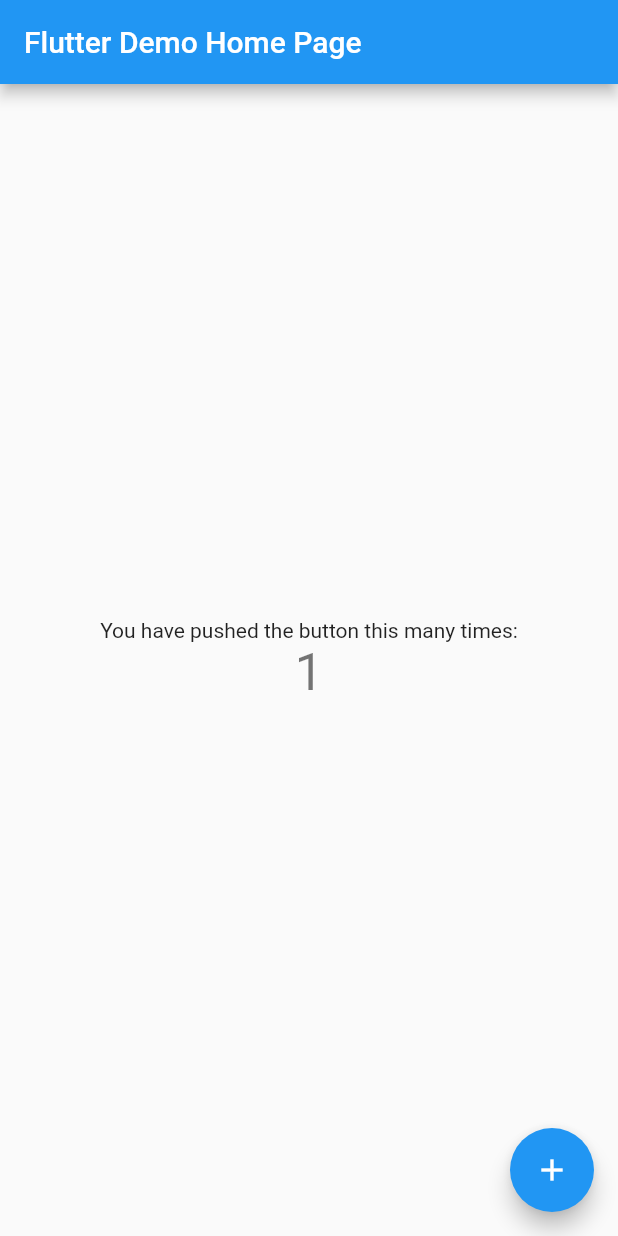
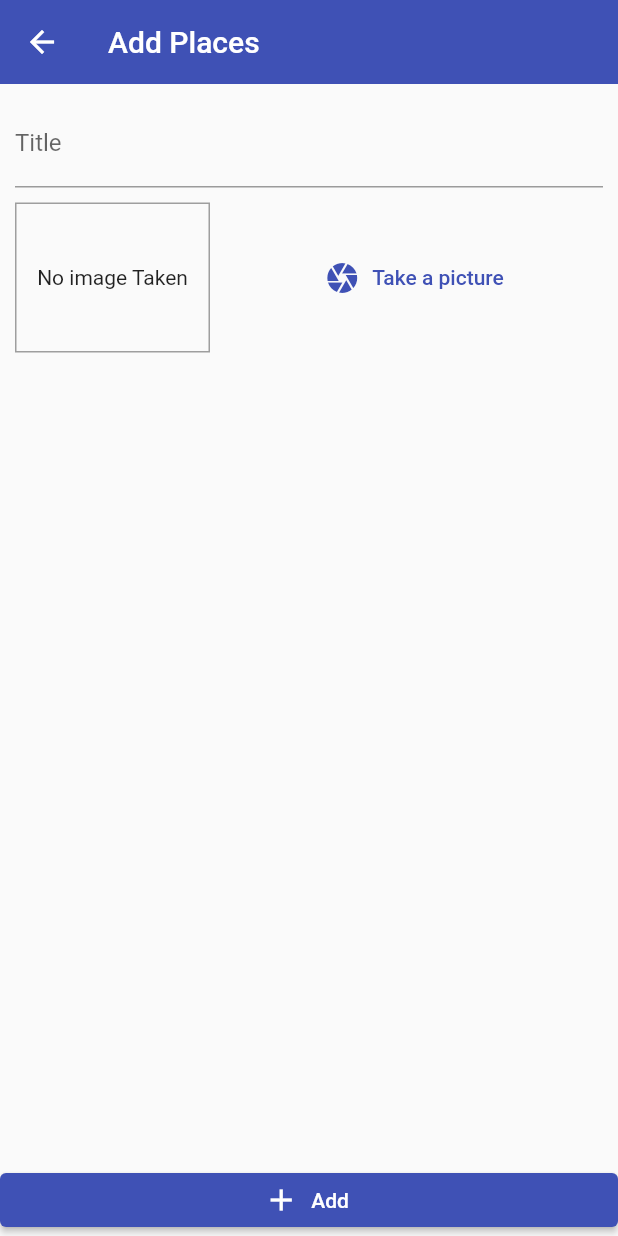
Before and after one commit to akhilgadwal/flutter-Location-picker, a Flutter app: the screen it shows after launch, after a tap on the "add" icon, on a phone screen of 412 x 824 dp. Run offline on Flutter 3.47's test engine with Material 2 defaults, Android fonts, the phone set to English and light mode, and no system bars; our stand-ins replace image_picker.

Commit message:
second commit

```diff
--- a/lib/main.dart
+++ b/lib/main.dart
@@ -1,4 +1,9 @@
 import 'package:flutter/material.dart';
+import 'package:locationpicker/provider/great_places.dart';
+import 'package:locationpicker/screen/add_place.dart';
+
+import 'screen/places_List.dart';
+import 'package:provider/provider.dart';
 
 void main() {
   runApp(const MyApp());
@@ -10,106 +15,15 @@
   // This widget is the root of your application.
   @override
   Widget build(BuildContext context) {
-    return MaterialApp(
-      title: 'Flutter Demo',
-      theme: ThemeData(
-        // This is the theme of your application.
-        //
-        // Try running your application with "flutter run". You'll see the
-        // application has a blue toolbar. Then, without quitting the app, try
-        // changing the primarySwatch below to Colors.green and then invoke
-        // "hot reload" (press "r" in the console where you ran "flutter run",
-        // or simply save your changes to "hot reload" in a Flutter IDE).
-        // Notice that the counter didn't reset back to zero; the application
-        // is not restarted.
-        primarySwatch: Colors.blue,
-      ),
-      home: const MyHomePage(title: 'Flutter Demo Home Page'),
+    return ChangeNotifierProvider.value(
+      value: GreatPlaces(),
+      child: MaterialApp(
+          title: 'Flutter Demo',
+          theme: ThemeData(
+            primarySwatch: Colors.indigo,
+          ),
+          home: PlaceslistScreen(),
+          routes: {AddPlaceScreen.routeName: (ctx) => const AddPlaceScreen()}),
     );
   }
 }
-
-class MyHomePage extends StatefulWidget {
-  const MyHomePage({super.key, required this.title});
-
-  // This widget is the home page of your application. It is stateful, meaning
-  // that it has a State object (defined below) that contains fields that affect
-  // how it looks.
-
-  // This class is the configuration for the state. It holds the values (in this
-  // case the title) provided by the parent (in this case the App widget) and
-  // used by the build method of the State. Fields in a Widget subclass are
-  // always marked "final".
-
-  final String title;
-
-  @override
-  State<MyHomePage> createState() => _MyHomePageState();
-}
-
-class _MyHomePageState extends State<MyHomePage> {
-  int _counter = 0;
-
-  void _incrementCounter() {
-    setState(() {
-      // This call to setState tells the Flutter framework that something has
-      // changed in this State, which causes it to rerun the build method below
-      // so that the display can reflect the updated values. If we changed
-      // _counter without calling setState(), then the build method would not be
-      // called again, and so nothing would appear to happen.
-      _counter++;
-    });
-  }
-
-  @override
-  Widget build(BuildContext context) {
-    // This method is rerun every time setState is called, for instance as done
-    // by the _incrementCounter method above.
-    //
-    // The Flutter framework has been optimized to make rerunning build methods
-    // fast, so that you can just rebuild anything that needs updating rather
-    // than having to individually change instances of widgets.
-    return Scaffold(
-      appBar: AppBar(
-        // Here we take the value from the MyHomePage object that was created by
-        // the App.build method, and use it to set our appbar title.
-        title: Text(widget.title),
-      ),
-      body: Center(
-        // Center is a layout widget. It takes a single child and positions it
-        // in the middle of the parent.
-        child: Column(
-          // Column is also a layout widget. It takes a list of children and
-          // arranges them vertically. By default, it sizes itself to fit its
-          // children horizontally, and tries to be as tall as its parent.
-          //
-          // Invoke "debug painting" (press "p" in the console, choose the
-          // "Toggle Debug Paint" action from the Flutter Inspector in Android
-          // Studio, or the "Toggle Debug Paint" command in Visual Studio Code)
-          // to see the wireframe for each widget.
-          //
-          // Column has various properties to control how it sizes itself and
-          // how it positions its children. Here we use mainAxisAlignment to
-          // center the children vertically; the main axis here is the vertical
-          // axis because Columns are vertical (the cross axis would be
-          // horizontal).
-          mainAxisAlignment: MainAxisAlignment.center,
-          children: <Widget>[
-            const Text(
-              'You have pushed the button this many times:',
-            ),
-            Text(
-              '$_counter',
-              style: Theme.of(context).textTheme.headlineMedium,
-            ),
-          ],
-        ),
-      ),
-      floatingActionButton: FloatingActionButton(
-        onPressed: _incrementCounter,
-        tooltip: 'Increment',
-        child: const Icon(Icons.add),
-      ), // This trailing comma makes auto-formatting nicer for build methods.
-    );
-  }
-}
--- /dev/null
+++ b/lib/model/place.dart
@@ -0,0 +1,20 @@
+import 'dart:io';
+
+//creating another classs for placeLocations
+class PlaceLocation {
+  final double latitude;
+  final double longitude;
+  final String address;
+
+  PlaceLocation(this.address,
+      {required this.latitude, required this.longitude});
+}
+
+class Place {
+  final String id;
+  final String title;
+  final PlaceLocation? location;
+  final File image;
+
+  Place(this.title, this.location, this.image, {required this.id});
+}
--- /dev/null
+++ b/lib/provider/great_places.dart
@@ -0,0 +1,27 @@
+import 'dart:io';
+
+import 'package:flutter/material.dart';
+import 'package:locationpicker/model/place.dart';
+import 'package:provider/provider.dart';
+
+class GreatPlaces with ChangeNotifier {
+  //creating a list of places
+  List<Place> _items = [];
+
+  //getter for retreving a copy of items
+  List<Place> get items {
+    return [..._items];
+  }
+
+  //method for sub place
+  void addplace(String pickedtitle, File pickedImage) {
+    final newplace = Place(
+      pickedtitle,
+      null,
+      pickedImage,
+      id: DateTime.now().toIso8601String(),
+    );
+    _items.add(newplace);
+    notifyListeners();
+  }
+}
--- /dev/null
+++ b/lib/screen/add_place.dart
@@ -0,0 +1,69 @@
+import 'dart:io';
+
+import 'package:flutter/material.dart';
+import 'package:locationpicker/provider/great_places.dart';
+import 'package:locationpicker/widget/imageinput.dart';
+import 'package:provider/provider.dart';
+
+class AddPlaceScreen extends StatefulWidget {
+  const AddPlaceScreen({super.key});
+
+  static const routeName = '/addPlace';
+
+  @override
+  State<AddPlaceScreen> createState() => _AddPlaceScreenState();
+}
+
+class _AddPlaceScreenState extends State<AddPlaceScreen> {
+  //creating controllers
+  final textcontroller = TextEditingController();
+  late File _pickedImage;
+
+  void selectImage(File pickedImage) {
+    _pickedImage = pickedImage;
+  }
+
+  //form saving
+  void savePlace() {
+    if (textcontroller.text.isEmpty || _pickedImage == null) {
+      return;
+    }
+    Provider.of<GreatPlaces>(context, listen: false)
+        .addplace(textcontroller.text, _pickedImage);
+    Navigator.of(context).pop();
+  }
+
+  @override
+  Widget build(BuildContext context) {
+    return Scaffold(
+      appBar: AppBar(
+        title: const Text('Add Places'),
+        elevation: 0,
+      ),
+      body: Column(crossAxisAlignment: CrossAxisAlignment.stretch, children: [
+        Expanded(
+          child: SingleChildScrollView(
+            padding: const EdgeInsets.all(10),
+            child: Column(
+              children: [
+                TextField(
+                  decoration: InputDecoration(labelText: 'Title'),
+                  controller: textcontroller,
+                ),
+                const SizedBox(
+                  height: 10,
+                ),
+                ImageInput(selectImage),
+              ],
+            ),
+          ),
+        ),
+        ElevatedButton.icon(
+          onPressed: savePlace,
+          icon: const Icon(Icons.add),
+          label: const Text('Add'),
+        )
+      ]),
+    );
+  }
+}
--- /dev/null
+++ b/lib/screen/places_List.dart
@@ -0,0 +1,41 @@
+import 'package:flutter/material.dart';
+import 'package:locationpicker/provider/great_places.dart';
+import 'package:locationpicker/screen/add_place.dart';
+import 'package:provider/provider.dart';
+
+class PlaceslistScreen extends StatelessWidget {
+  const PlaceslistScreen({super.key});
+
+  @override
+  Widget build(BuildContext context) {
+    return Scaffold(
+      appBar: AppBar(
+        title: const Text("Great Places's"),
+        actions: [
+          MaterialButton(
+            onPressed: () {
+              Navigator.of(context).pushNamed(AddPlaceScreen.routeName);
+            },
+            child: const Icon(Icons.add),
+          )
+        ],
+      ),
+      body: Consumer<GreatPlaces>(
+        child: Center(
+          child: const Text('You got no places yet'),
+        ),
+        builder: (context, greatPlace, child) => greatPlace.items.isEmpty
+            ? child!
+            : ListView.builder(
+                itemCount: greatPlace.items.length,
+                itemBuilder: (ctx, i) => ListTile(
+                  leading: CircleAvatar(
+                    backgroundImage: FileImage(greatPlace.items[i].image),
+                  ),
+                  title: Text(greatPlace.items[i].title),
+                ),
+              ),
+      ),
+    );
+  }
+}
--- /dev/null
+++ b/lib/widget/imageinput.dart
@@ -0,0 +1,69 @@
+import 'dart:io';
+import 'package:flutter/material.dart';
+import 'package:image_picker/image_picker.dart';
+import 'package:path_provider/path_provider.dart' as sypath;
+import 'package:path/path.dart' as path;
+
+class ImageInput extends StatefulWidget {
+  final Function onselectimages;
+
+  const ImageInput(this.onselectimages, {super.key});
+
+  @override
+  State<ImageInput> createState() => _ImageInputState();
+}
+
+class _ImageInputState extends State<ImageInput> {
+  File? storedImage;
+  Future<void> takepicutre() async {
+    final picker = ImagePicker();
+    final imagefile = await picker.getImage(
+      source: ImageSource.camera,
+      maxWidth: 600,
+    );
+    if (imagefile == null) {
+      return;
+    }
+    setState(() {
+      storedImage = File(imagefile.path);
+    });
+    //setting app directory
+    final appDir = await sypath.getApplicationDocumentsDirectory();
+    final fileName = path.basename(imagefile.path);
+    final saveImage =
+        await File(imagefile.path).copy('${appDir.path}/$fileName');
+    widget.onselectimages(saveImage);
+  }
+
+  @override
+  Widget build(BuildContext context) {
+    return Row(
+      children: [
+        Container(
+          width: 130,
+          height: 100,
+          decoration: BoxDecoration(
+            border: Border.all(width: 1, color: Colors.grey),
+          ),
+          child: storedImage != null
+              ? Image.file(storedImage!)
+              : Text(
+                  'No image Taken',
+                  textAlign: TextAlign.center,
+                ),
+          alignment: Alignment.center,
+        ),
+        const SizedBox(
+          width: 10,
+        ),
+        Expanded(
+          child: TextButton.icon(
+            onPressed: takepicutre,
+            icon: const Icon(Icons.camera),
+            label: const Text('Take a picture'),
+          ),
+        ),
+      ],
+    );
+  }
+}
--- a/pubspec.yaml
+++ b/pubspec.yaml
@@ -35,6 +35,11 @@
   # The following adds the Cupertino Icons font to your application.
   # Use with the CupertinoIcons class for iOS style icons.
   cupertino_icons: ^1.0.2
+  provider: ^6.0.5
+  image_picker: ^0.8.6+3
+  google_maps_flutter: ^2.2.4
+  path_provider: ^2.0.13
+  path: ^1.8.2
 
 dev_dependencies:
   flutter_test:
```
Also changed, not shown: lib/screen/places_detail.dart (added), pubspec.lock, 3 other files.
